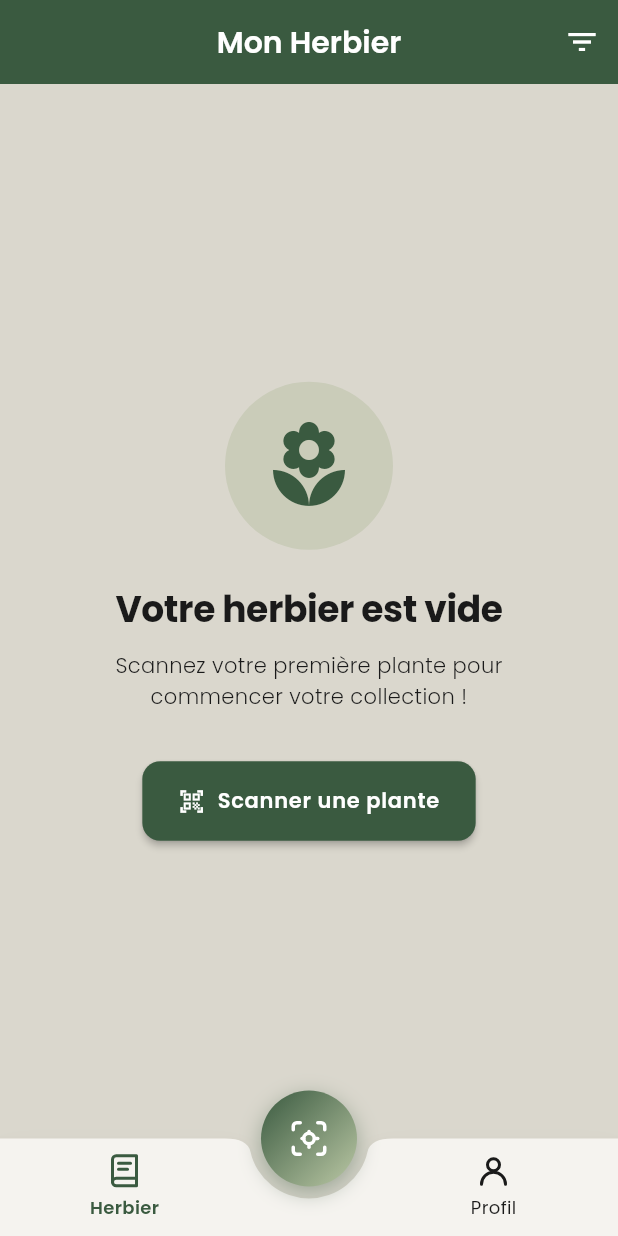
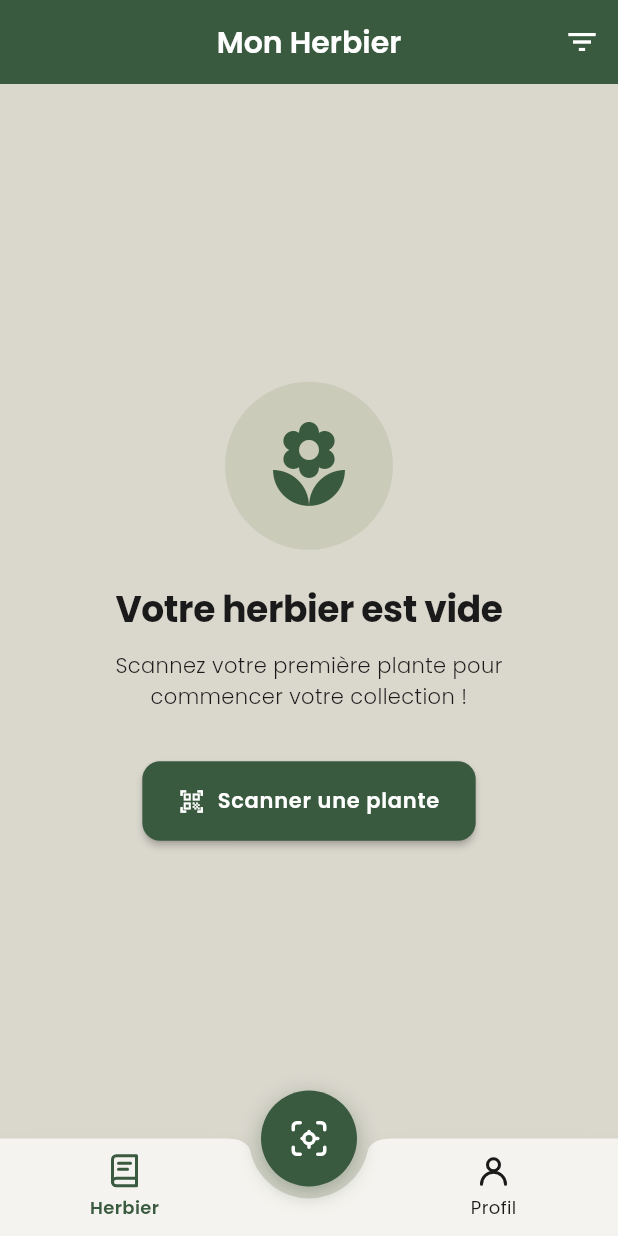
Before and after one commit to SkayKer/biolens, a Flutter app: the screen it shows after launch, on a phone screen of 412 x 824 dp. Run offline on Flutter 3.47's test engine with Material 3 defaults, Android fonts, the phone set to English and light mode, and no system bars; our stand-ins replace camera, flutter_map, flutter_svg, geolocator, go_router, google_fonts and 5 more; accounts and stored records are empty; generated files the repository leaves out were written again.

Commit message:
Final commit

```diff
--- a/lib/features/shell/shell_screen.dart
+++ b/lib/features/shell/shell_screen.dart
@@ -55,11 +55,8 @@ class _ShellScreenState extends State<ShellScreen> {
         width: 64,
         decoration: BoxDecoration(
           shape: BoxShape.circle,
-          gradient: LinearGradient(
-            begin: Alignment.topLeft,
-            end: Alignment.bottomRight,
-            colors: [colorScheme.primary, colorScheme.primaryContainer],
-          ),
+          // Couleur pleine sans dégradé
+          color: colorScheme.primary,
           boxShadow: [
             BoxShadow(
               color: colorScheme.primary.withValues(alpha: isDark ? 0.3 : 0.4),
```
